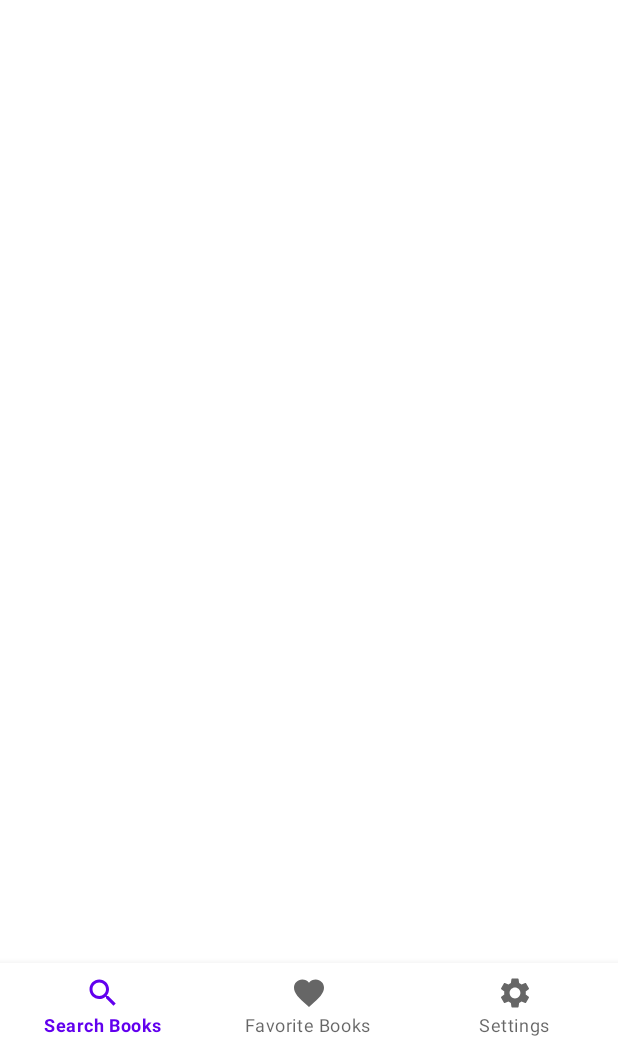
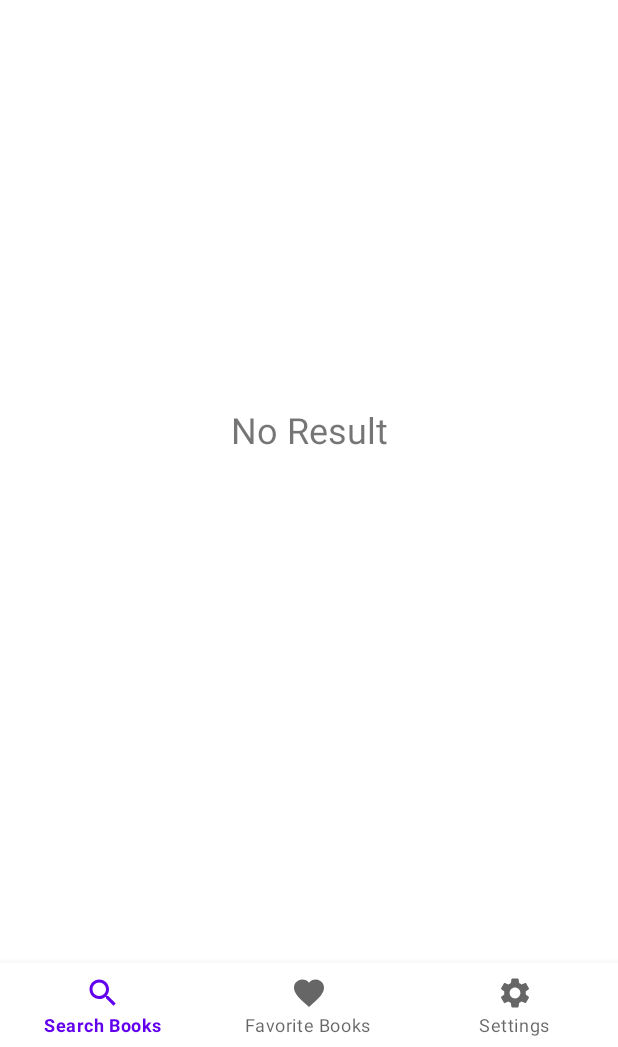
Before and after one commit to sprisao/BookSearchApp, an Android app: the screen it shows after launch (MainActivity), on a phone screen of 412 x 824 dp, the part 189-1236 px from its top. Run offline under Robolectric (Android 15) with nearby library versions, the phone set to English and light mode, and no system bars; our stand-ins replace Room's generated code, navigation-ui, paging.

```diff
--- /dev/null
+++ b/app/src/main/java/com/example/booksearchapp/ui/adapter/BookSearchLoadStateAdapter.kt
@@ -0,0 +1,19 @@
+package com.example.booksearchapp.ui.adapter
+
+import android.view.LayoutInflater
+import android.view.ViewGroup
+import androidx.paging.LoadState
+import androidx.paging.LoadStateAdapter
+import com.example.booksearchapp.databinding.ItemLoadStateBinding
+
+class BookSearchLoadStateAdapter(private val retry: () -> Unit) :
+        LoadStateAdapter<BookSearchLoadStateViewHolder>() {
+    override fun onBindViewHolder(holder: BookSearchLoadStateViewHolder, loadState: LoadState) {
+        holder.bind(loadState)
+    }
+
+    override fun onCreateViewHolder(parent: ViewGroup, loadState: LoadState): BookSearchLoadStateViewHolder {
+        val binding = ItemLoadStateBinding.inflate(LayoutInflater.from(parent.context), parent, false)
+        return BookSearchLoadStateViewHolder(binding, retry)
+    }
+}
--- a/app/src/main/java/com/example/booksearchapp/ui/view/SearchFragment.kt
+++ b/app/src/main/java/com/example/booksearchapp/ui/view/SearchFragment.kt
@@ -5,12 +5,15 @@ import android.text.Editable
 import android.view.LayoutInflater
 import android.view.View
 import android.view.ViewGroup
+import androidx.core.view.isVisible
 import androidx.core.widget.addTextChangedListener
 import androidx.fragment.app.Fragment
 import androidx.navigation.fragment.findNavController
+import androidx.paging.LoadState
 import androidx.recyclerview.widget.DividerItemDecoration
 import androidx.recyclerview.widget.LinearLayoutManager
 import com.example.booksearchapp.databinding.FragmentSearchBinding
+import com.example.booksearchapp.ui.adapter.BookSearchLoadStateAdapter
 import com.example.booksearchapp.ui.adapter.BookSearchPagingAdapter
 import com.example.booksearchapp.ui.viewmodel.BookSearchViewModel
 import com.example.booksearchapp.util.Constants.SEARCH_BOOKS_TIME_DELAY
@@ -41,6 +44,7 @@ class SearchFragment : Fragment() {
 
         setupRecyclerView()
         searchBooks()
+        setupLoadState()
 
 //        bookSearchViewModel.searchResult.observe(viewLifecycleOwner) { response ->
 //            val books = response.documents
@@ -66,7 +70,12 @@ class SearchFragment : Fragment() {
                     DividerItemDecoration.VERTICAL
                 )
             )
-            adapter = bookSearchAdapter
+
+//            adapter = bookSearchAdapter
+            adapter = bookSearchAdapter.withLoadStateFooter(
+                footer = BookSearchLoadStateAdapter { bookSearchAdapter::retry }
+            )
+
         }
         bookSearchAdapter.setOnItemClickListener {
             findNavController().navigate(
@@ -100,6 +109,33 @@ class SearchFragment : Fragment() {
         }
     }
 
+    private fun setupLoadState() {
+        bookSearchAdapter.addLoadStateListener { combinedLoadState ->
+            val loadState = combinedLoadState.source
+            val isListEmpty =
+                bookSearchAdapter.itemCount < 1 && loadState.refresh is LoadState.NotLoading && loadState.append.endOfPaginationReached
+
+            binding.tvEmptylist.isVisible = isListEmpty
+            binding.rvSearchResult.isVisible = !isListEmpty
+            binding.progressBar.isVisible = loadState.refresh is LoadState.Loading
+
+
+            /* LoadStateFooter 적용 이후로 필요 없으므로 주석처리 */
+//            binding.btnRetry.isVisible =
+//                loadState.refresh is LoadState.Error || loadState.append is LoadState.Error || loadState.prepend is LoadState.Error
+//
+//            val errorState: LoadState.Error? =
+//                loadState.refresh as? LoadState.Error ?: loadState.append as? LoadState.Error
+//                ?: loadState.prepend as? LoadState.Error
+//            errorState?.let {
+//                Toast.makeText(requireContext(), it.error.message, Toast.LENGTH_SHORT).show()
+//            }
+        }
+//        binding.btnRetry.setOnClickListener {
+//            bookSearchAdapter.retry()
+//        }
+    }
+
 
     override fun onDestroyView() {
         _binding = null
--- a/app/src/main/res/layout/fragment_search.xml
+++ b/app/src/main/res/layout/fragment_search.xml
@@ -39,4 +39,42 @@
 		app:layout_constraintTop_toBottomOf="@+id/tl_search"
 		/>
 
+	<ProgressBar
+		android:id="@+id/progress_bar"
+		android:layout_width="0dp"
+		android:layout_height="wrap_content"
+		android:visibility="invisible"
+		app:layout_constraintBottom_toBottomOf="parent"
+		app:layout_constraintEnd_toEndOf="parent"
+		app:layout_constraintStart_toStartOf="parent"
+		app:layout_constraintTop_toTopOf="parent"
+		/>
+
+	<Button
+		android:id="@+id/btn_retry"
+		android:layout_width="wrap_content"
+		android:layout_height="wrap_content"
+		android:text="Retry"
+		android:visibility="invisible"
+		app:layout_constraintBottom_toBottomOf="parent"
+		app:layout_constraintEnd_toEndOf="parent"
+		app:layout_constraintStart_toStartOf="parent"
+		app:layout_constraintTop_toTopOf="parent"
+		/>
+
+	<TextView
+		android:id="@+id/tv_emptylist"
+		android:layout_width="0dp"
+		android:layout_height="wrap_content"
+		android:gravity="center"
+		android:text="No Result"
+		android:textSize="24sp"
+		android:visibility="gone"
+		app:layout_constraintBottom_toBottomOf="parent"
+		app:layout_constraintEnd_toEndOf="parent"
+		app:layout_constraintStart_toStartOf="parent"
+		app:layout_constraintTop_toTopOf="parent"
+		/>
+
+
 </androidx.constraintlayout.widget.ConstraintLayout>
```
Also changed, not shown: app/src/main/java/com/example/booksearchapp/ui/adapter/BookSearchLoadStateViewHolder.kt (added, +25 -0 lines), app/src/main/res/layout/item_load_state.xml (added, +43 -0 lines).
